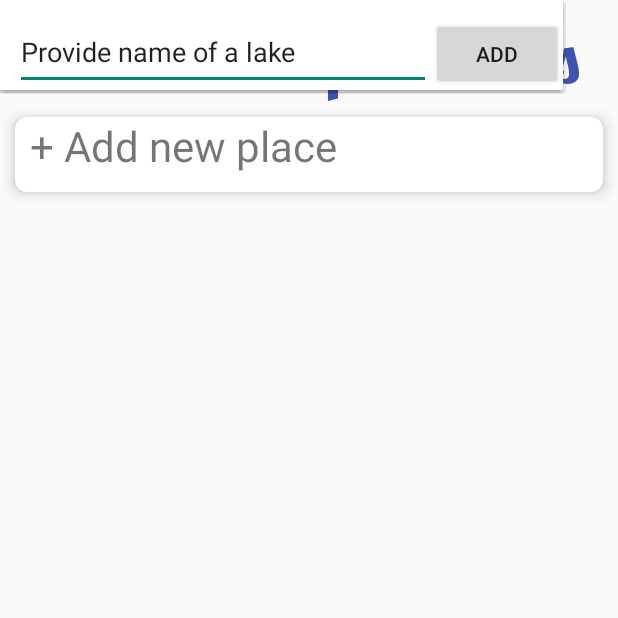
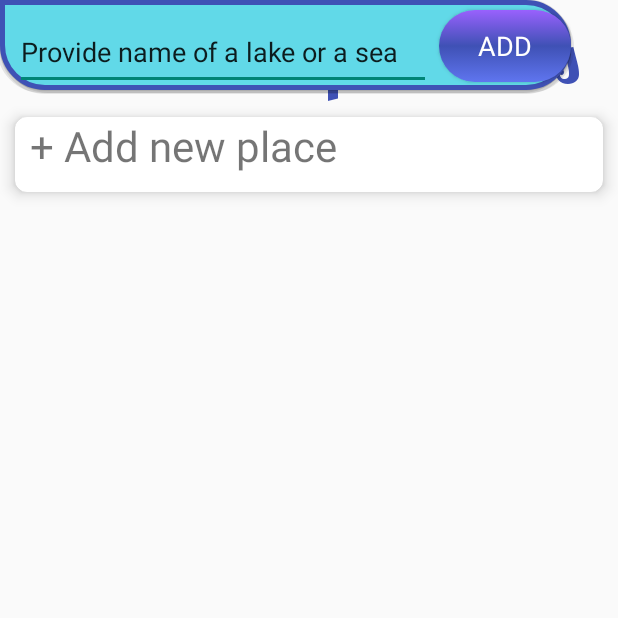
Before and after one commit to JulieL999/Water-temperatures, an Android app: the FavPlaces screen opened directly, with no data from a screen before it, after a tap on "+ Add new place", on a phone screen of 412 x 824 dp, the top half of it. Run offline under Robolectric (Android 15) with nearby library versions, the phone set to English and light mode, and no system bars; our stand-ins replace Room's generated code; Roboto replaces fonts that are not available here.

Commit message:
Fixed version with working favourite places

```diff
--- a/app/src/main/java/com/example/watertemperatures/FavPlaces.kt
+++ b/app/src/main/java/com/example/watertemperatures/FavPlaces.kt
@@ -4,8 +4,6 @@ import CustomAdapter
 import android.Manifest
 import android.content.Context
 import android.content.pm.PackageManager
-import android.graphics.Color
-import android.graphics.drawable.ColorDrawable
 import android.location.Geocoder
 import android.os.Build
 import androidx.appcompat.app.AppCompatActivity
@@ -13,6 +11,7 @@ import android.os.Bundle
 import android.util.Log
 import android.view.Gravity
 import android.view.LayoutInflater
+import android.view.View
 import android.view.ViewGroup
 import android.widget.Button
 import android.widget.EditText
@@ -24,7 +23,6 @@ import androidx.core.app.ActivityCompat
 import androidx.recyclerview.widget.LinearLayoutManager
 import androidx.recyclerview.widget.RecyclerView
 import androidx.room.Room
-import com.google.android.material.floatingactionbutton.FloatingActionButton
 import kotlinx.coroutines.CoroutineScope
 import kotlinx.coroutines.Dispatchers
 import kotlinx.coroutines.ExperimentalCoroutinesApi
@@ -38,7 +36,6 @@ import java.time.Instant
 import java.util.Locale
 
 class FavPlaces : AppCompatActivity() {
-    private lateinit var addBtn: FloatingActionButton
     private lateinit var db: CoordinateDatabase
     private lateinit var coordinateDAO: CoordinateDAO
     @RequiresApi(Build.VERSION_CODES.O)
@@ -46,50 +43,51 @@ class FavPlaces : AppCompatActivity() {
         super.onCreate(savedInstanceState)
         setContentView(R.layout.activity_fav_places)
 
-        var temp : Double
         // getting the recyclerview by its id
         val recyclerview = findViewById<RecyclerView>(R.id.recyclerview)
-
         // this creates a vertical layout Manager
         recyclerview.layoutManager = LinearLayoutManager(this)
-
         // ArrayList of class ItemsViewModel
         val data = ArrayList<ItemsViewModel>()
+        // This will pass the ArrayList to our Adapter
+        val adapter = CustomAdapter(data)
+        // Setting the Adapter with the recyclerview
+        recyclerview.adapter = adapter
 
+        // get list of lakes from DB
+        var listOfLakes : List<Coordinate>
+        val scope = CoroutineScope(Dispatchers.Default)
+        scope.launch {
+            withContext(Dispatchers.Default) {
+                db = Room.databaseBuilder(applicationContext, CoordinateDatabase::class.java,"Coordinates")
+                    .build()
+                coordinateDAO = db.coordinateDAO()
+                listOfLakes = coordinateDAO.getAll()
+            }
+            withContext(Dispatchers.Main) {
+                for (lake in listOfLakes) {
+                    data.add(ItemsViewModel(lake.name, lake.waterTemp.toString(), chooseSmile(lake.waterTemp)))
+                    Log.d("LAKE", "Name: ${lake.name}, Lat: ${lake.latitude}, Lng: ${lake.longitude}")
+                    adapter.notifyDataSetChanged()
+                }
+            }
+        }
+
+        val addCardView = findViewById<CardView>(R.id.add)
+        addCardView.setOnClickListener {
+           inflatePopupWindow(it, data, adapter)
+        }
+
+    }
+
+    @RequiresApi(Build.VERSION_CODES.O)
+    fun inflatePopupWindow(view: View, data: ArrayList<ItemsViewModel>, adapter: CustomAdapter) {
         // check permissions
         if (ActivityCompat.checkSelfPermission(this, Manifest.permission.ACCESS_FINE_LOCATION) != PackageManager.PERMISSION_GRANTED
             && ActivityCompat.checkSelfPermission(this, Manifest.permission.ACCESS_COARSE_LOCATION) != PackageManager.PERMISSION_GRANTED) {
             ActivityCompat.requestPermissions(this, arrayOf(Manifest.permission.ACCESS_FINE_LOCATION, Manifest.permission.ACCESS_COARSE_LOCATION), 111)
         }
 
-        // get list of lakes from DB
-        var listOfLakes : List<Coordinate>
-
-        val scope = CoroutineScope(Dispatchers.Default)
-        scope.launch {
-            withContext(Dispatchers.IO) {
-                db = Room.databaseBuilder(applicationContext, CoordinateDatabase::class.java,"Coordinates")
-                    .build()
-                coordinateDAO = db.coordinateDAO()
-                listOfLakes = coordinateDAO.getAll()
-            }
-            for (lake in listOfLakes) {
-                //val smiley = chooseSmile(lake.waterTemp)
-                // TODO:choose appropriate smile later
-                data.add(ItemsViewModel(lake.name, lake.waterTemp.toString(), R.drawable.smile1))
-            }
-        }
-
-        // This will pass the ArrayList to our Adapter
-        val adapter = CustomAdapter(data)
-
-        // Setting the Adapter with the recyclerview
-        recyclerview.adapter = adapter
-
-        // TODO:add new place btn - think about floating button later
-        val addCardView = findViewById<CardView>(R.id.add)
-        addCardView.setOnClickListener {
-            // TODO: appropriate colour and design for the popup window
         val inflater = getSystemService(Context.LAYOUT_INFLATER_SERVICE) as LayoutInflater
         val popupView = inflater.inflate(R.layout.popup_input_layout, null)
         val popupWindow = PopupWindow(
@@ -98,9 +96,8 @@ class FavPlaces : AppCompatActivity() {
             ViewGroup.LayoutParams.WRAP_CONTENT
         )
 
-            popupWindow.setBackgroundDrawable(ColorDrawable(Color.WHITE))
         popupWindow.isFocusable = true
-            popupWindow.showAtLocation(it, Gravity.CENTER, 0, 0)
+        popupWindow.showAtLocation(view, Gravity.CENTER, 0, 0)
 
         val submitButton = popupView.findViewById<Button>(R.id.addBtn)
         val inputEditText = popupView.findViewById<EditText>(R.id.nameOfTheLake)
@@ -121,12 +118,8 @@ class FavPlaces : AppCompatActivity() {
                 val toast = Toast.makeText(applicationContext, "Lat:${lat}, Long:${lng}", Toast.LENGTH_LONG)
                 toast.show()
 
-                    // fetch the actual temperature for the lake
                 // fetch temperature from API!
                 // https://api.tomorrow.io/v4/weather/forecast?location=42.3478,-71.0466&apikey=fdyRHqGggkm6gI4nM4LX6M89sobGS63N'
-                    // https://api.stormglass.io/v2/weather/point?lat=${lat}&lng=${lng}&params=${params}
-
-
                 val startInstant = Instant.now() // Replace this with your actual start time
                 val endInstant = Instant.now() // Replace this with your actual end time
 
@@ -134,39 +127,32 @@ class FavPlaces : AppCompatActivity() {
                 val queryParams = mapOf("lat" to lat.toString(), "lng" to lng.toString(), "params" to params,
                     "start" to startInstant.toEpochMilli().toString(), // Convert to UTC timestamp
                     "end" to endInstant.toEpochMilli().toString()) // Convert to UTC timestamp)
-                    var url: String = buildUrl(
+                val urlBuilder = URLBuilder()
+                var url: String = urlBuilder.buildUrl(
                     "https://api.stormglass.io",
                     "/v2/weather/point",
                     queryParams
                 )
                 var newCoordinate = Coordinate(0, lakeName, lat.toString(), lng.toString(), 0.0)
-
                 getActualWaterTemperatures(url, newCoordinate, data, adapter)
-
-
                 popupWindow.dismiss()
             }
         }
     }
 
-    }
-
     fun chooseSmile(temp: Double) : Int {
-        if (temp < 10.0) {
-            return 3
-        }
-        else if (temp < 16.0) {
-            return 2
-        }
-        else if (temp < 21.0) {
-            return 4
-        }
-        else {
-            return 1
+        return if (temp < 10.0) {
+            R.drawable.smile3
+        } else if (temp < 16.0) {
+            R.drawable.smile2
+        } else if (temp < 21.0) {
+            R.drawable.smile4
+        } else {
+            R.drawable.smile1
         }
     }
 
-    suspend fun makeAPICall(url: String): String? {
+    fun makeAPICall(url: String): String? {
         val client = OkHttpClient()
         val request = Request.Builder()
             .url(url)
@@ -191,7 +177,6 @@ class FavPlaces : AppCompatActivity() {
         data: ArrayList<ItemsViewModel>,
         adapter: CustomAdapter
     ) {
-        val temp: Double = 0.0
         val scope = CoroutineScope(Dispatchers.Default)
         val result = scope.async {
             // Execute some code asynchronously
@@ -202,9 +187,7 @@ class FavPlaces : AppCompatActivity() {
                 } else {
                     null
                 }
-
             }
-
         }
         result.invokeOnCompletion {
             if (it == null) {
@@ -214,7 +197,6 @@ class FavPlaces : AppCompatActivity() {
                 }
                 Log.d("WATER_TEMP", temp.toString())
                 //add to database
-                //val scope = CoroutineScope(Dispatchers.Default)
                 scope.launch {
                     coordinateDAO.insertAll(
                         Coordinate(
@@ -227,44 +209,15 @@ class FavPlaces : AppCompatActivity() {
                     )
                 }
 
+                // update UI
                 scope.launch {
                     withContext(Dispatchers.Main) {
-                        //val smileNr = chooseSmile(temp)
-                        data.add(ItemsViewModel(coord.name, temp.toString(), R.drawable.smile1))
+                        val smileNr = chooseSmile(temp)
+                        data.add(ItemsViewModel(coord.name, temp.toString(), smileNr))
                         adapter.notifyDataSetChanged()
                     }
-
-
-                }
-
-
                 }
             }
-
-
-
-
-
-    }
-
-    fun buildUrl(baseUrl: String, path: String, queryParams: Map<String, String>): String {
-        val urlBuilder = StringBuilder(baseUrl)
-
-        // Append the path to the URL
-        if (!path.startsWith("/")) {
-            urlBuilder.append("/")
-        }
-        urlBuilder.append(path)
-
-        // Append query parameters to the URL
-        if (queryParams.isNotEmpty()) {
-            urlBuilder.append("?")
-            queryParams.forEach { (key, value) ->
-                urlBuilder.append(key).append("=").append(value).append("&")
-            }
-            urlBuilder.deleteCharAt(urlBuilder.length - 1)
-        }
-
-        return urlBuilder.toString()
         }
     }
+}
--- a/app/src/main/java/com/example/watertemperatures/ManageCoordinates.kt
+++ /dev/null
@@ -1,6 +0,0 @@
-package com.example.watertemperatures
-
-// this class will perform database operations and fetch temperatures from API
-class ManageCoordinates {
-
-}
--- /dev/null
+++ b/app/src/main/res/drawable/customborder.xml
@@ -0,0 +1,13 @@
+<shape xmlns:android="http://schemas.android.com/apk/res/android"
+    android:shape="rectangle">
+    <corners
+        android:topLeftRadius="0dp"
+        android:topRightRadius="30dp"
+        android:bottomRightRadius="30dp"
+        android:bottomLeftRadius="30dp" />
+    <stroke
+        android:width="3dp"
+        android:color="#3F51B5" />
+    <solid
+        android:color="#61D9E8"/>
+</shape>
--- a/app/src/main/res/layout/card_view_design.xml
+++ b/app/src/main/res/layout/card_view_design.xml
@@ -4,7 +4,9 @@
     xmlns:app="http://schemas.android.com/apk/res-auto"
     android:layout_width="match_parent"
     android:layout_height="50dp"
-    android:layout_margin="10dp"
+    android:layout_marginTop="10dp"
+    android:layout_marginStart="10dp"
+    android:layout_marginEnd="10dp"
     app:cardElevation="6dp"
     app:cardCornerRadius="8dp">
 
--- a/app/src/main/res/layout/popup_input_layout.xml
+++ b/app/src/main/res/layout/popup_input_layout.xml
@@ -3,15 +3,18 @@
     xmlns:tools="http://schemas.android.com/tools"
     xmlns:app="http://schemas.android.com/apk/res-auto"
     android:layout_width="match_parent"
-    android:layout_height="wrap_content">
+    android:layout_height="wrap_content"
+    android:background="@drawable/customborder">
 
     <Button
         android:id="@+id/addBtn"
         android:layout_width="wrap_content"
         android:layout_height="wrap_content"
+        style="@style/buttonStyle"
         android:text="Add"
         app:layout_constraintStart_toEndOf="@+id/nameOfTheLake"
-        app:layout_constraintBaseline_toBaselineOf="@+id/nameOfTheLake"
+        app:layout_constraintBottom_toBottomOf="parent"
+        android:layout_margin="5dp"
          />
 
     <EditText
@@ -20,7 +23,7 @@
         android:layout_height="50dp"
         android:ems="13"
         android:inputType="text"
-        android:text="Provide name of a lake"
+        android:text="Provide name of a lake or a sea"
         app:layout_constraintStart_toStartOf="parent"
         android:layout_margin="10dp"
         app:layout_constraintTop_toTopOf="parent"
```
Also changed, not shown: app/src/main/java/com/example/watertemperatures/URLBuilder.kt (added, +24 -0 lines). Lines whose indentation alone changed are shown as unchanged.
